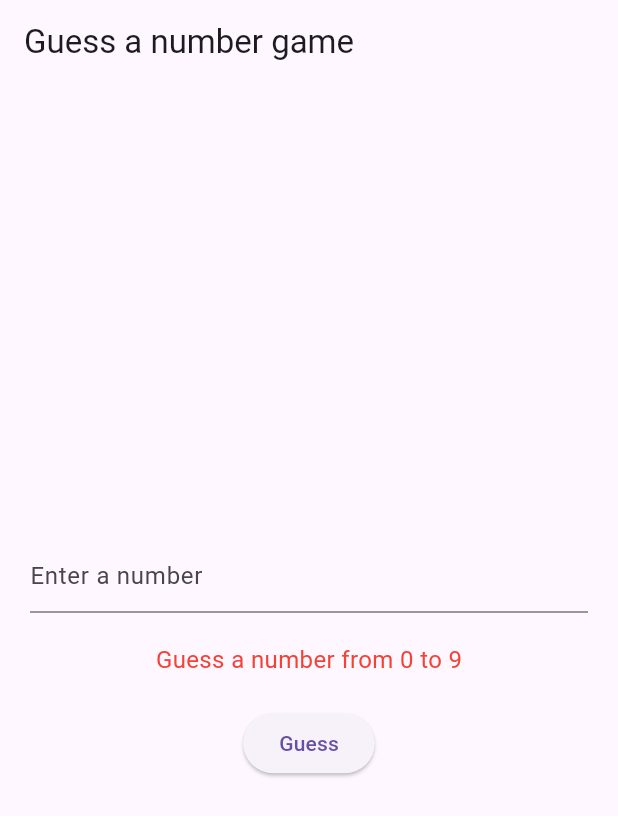
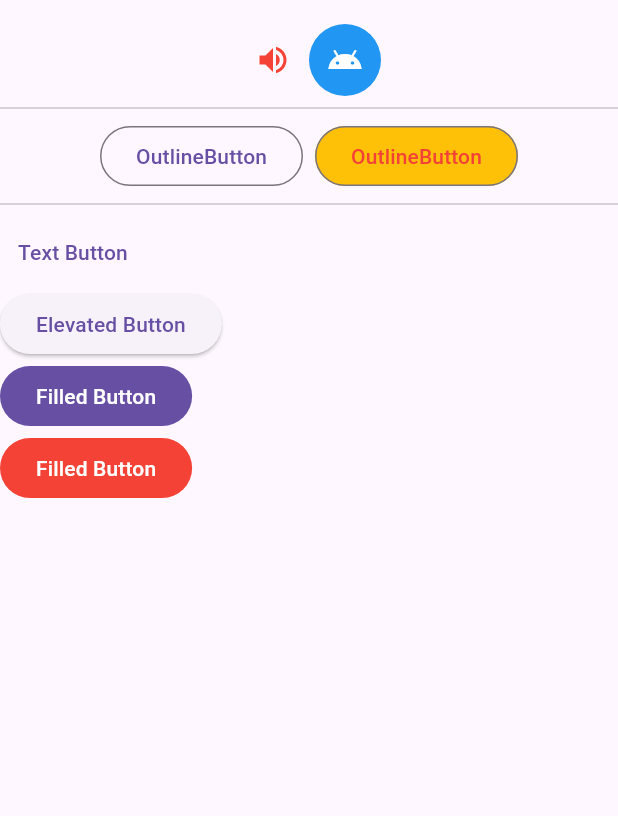
Before and after one commit to Pnt-CoMExE/MFU-Mobile_App-Dev, a Flutter app: the screen it shows after launch, on a phone screen of 412 x 824 dp. Shown: the top 816 px of the screen. Run offline on Flutter 3.47's test engine with Material 3 defaults, Android fonts, the phone set to English and light mode, and no system bars.

Commit message:
✨ Add ButtonDemo widget for demonstrating various button types and interactions

```diff
--- a/lib/main.dart
+++ b/lib/main.dart
@@ -1,6 +1,6 @@
 import 'package:flutter/material.dart';
-import 'package:flutter_application_1/week05/assignment3.dart';
+import 'package:flutter_application_1/week06/button_demo.dart';
 
 void main() {
-  runApp(MaterialApp(home: Assignment3(), debugShowCheckedModeBanner: false));
+  runApp(MaterialApp(home: ButtonDemo(), debugShowCheckedModeBanner: false));
 }
--- /dev/null
+++ b/lib/week06/button_demo.dart
@@ -0,0 +1,84 @@
+import 'package:flutter/material.dart';
+
+class ButtonDemo extends StatelessWidget {
+  const ButtonDemo({super.key});
+
+  Widget createIconButton() {
+    return OverflowBar(
+      alignment: MainAxisAlignment.center,
+      children: [
+        IconButton(
+          icon: Icon(Icons.volume_up, color: Colors.red),
+          onPressed: () {
+            // debugPrint("Icon Button Pressed");
+          },
+        ),
+        Ink(
+          decoration: ShapeDecoration(
+            shape: CircleBorder(),
+            color: Colors.blue,
+          ),
+          child: IconButton(
+            onPressed: () {
+              // debugPrint("Icon Button Pressed");
+            },
+            icon: Icon(Icons.android, color: Colors.white),
+          ),
+        ),
+      ],
+    );
+  }
+
+  Widget createOutlinedButton() {
+    return OverflowBar(
+      children: [
+        OutlinedButton(onPressed: () {}, child: Text('OutlineButton')),
+        SizedBox(width: 8),
+        OutlinedButton(
+          onPressed: () {},
+          style: OutlinedButton.styleFrom(
+            foregroundColor: Colors.red,
+            backgroundColor: Colors.amber,
+          ),
+          child: Text('OutlineButton'),
+        ),
+      ],
+    );
+  }
+
+  Widget createButtons() {
+    return OverflowBar(
+      children: [
+        TextButton(onPressed: () {}, child: Text('Text Button')),
+        SizedBox(width: 8),
+        ElevatedButton(onPressed: () {}, child: Text('Elevated Button')),
+        SizedBox(width: 8),
+        FilledButton(onPressed: () {}, child: Text('Filled Button')),
+        SizedBox(width: 8),
+        FilledButton(
+          onPressed: () {},
+          style: FilledButton.styleFrom(backgroundColor: Colors.red),
+          child: Text('Filled Button'),
+        ),
+      ],
+    );
+  }
+
+  @override
+  Widget build(BuildContext context) {
+    return Scaffold(
+      body: SafeArea(
+        child: Column(
+          children: [
+            SizedBox(height: 16),
+            createIconButton(),
+            Divider(),
+            createOutlinedButton(),
+            Divider(),
+            createButtons(),
+          ],
+        ),
+      ),
+    );
+  }
+}
```
Also changed, not shown: pubspec.lock.
